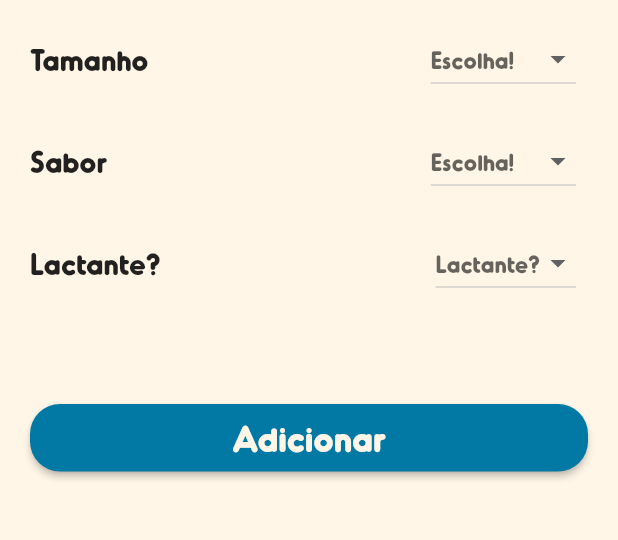
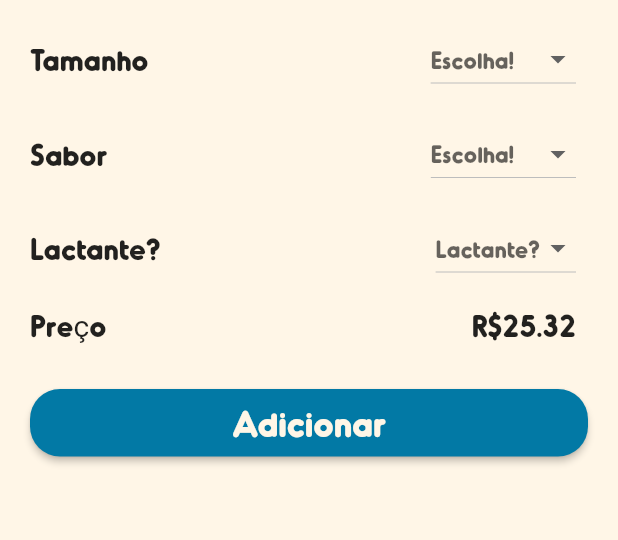
Before and after one commit to BerPGR/flutter-chiquinho, a Flutter app: the ProductScreen screen opened directly, on a phone screen of 412 x 824 dp, the part 583-1123 px from its top. Run offline on Flutter 3.47's test engine with Material 2 defaults, Android fonts, the phone set to English and light mode, and no system bars.

Commit message:
Criado widget para limpar codigo

```diff
--- a/lib/models/sorvete.dart
+++ b/lib/models/sorvete.dart
@@ -3,14 +3,14 @@ class Sorvete {
   final String nome;
   final int categoriaId;
   final List<String> sabores;
-  final List<String>? tamanho;
+  final List<String> tamanho;
   final String imagePath;
 
   Sorvete(
       {required this.nome,
       required this.categoriaId,
       required this.sabores,
-      this.tamanho,
+      required this.tamanho,
       required this.imagePath});
 }
 
--- a/lib/screens/product_screen.dart
+++ b/lib/screens/product_screen.dart
@@ -1,6 +1,7 @@
 // ignore_for_file: public_member_api_docs, sort_constructors_first
 import 'package:chiquinho/colors/palette.dart';
 import 'package:chiquinho/product/productBackground.dart';
+import 'package:chiquinho/widgets/montar_sorvete_widget.dart';
 import 'package:flutter/material.dart';
 
 import 'package:chiquinho/models/sorvete.dart';
@@ -18,39 +19,8 @@ class ProductScreen extends StatefulWidget {
 }
 
 class _ProductScreenState extends State<ProductScreen> {
-  String _tamanhoValue = '';
-  String _saborValue = '';
-  String _lactante = '';
-  List<String> _tamanhoValues = [];
-  List<String> _saboresValues = [];
-  List<String> _opcaoLactante = ['Sim', 'Não'];
-
-  Color _buttonBackground(int index) {
-    Color color;
-    if (index == 0) {
-      color = Color(0xFF0279A5);
-    } else if (index == 1) {
-      color = Color(0xFF62184D);
-    } else if (index == 2) {
-      color = Colors.green;
-    } else if (index == 3) {
-      color = Color(0xFFF3BCC2);
-    } else if (index == 4) {
-      color = Color(0xFF90D3ED);
-    } else if (index == 5) {
-      color = Color(0xFFFFD082);
-    } else {
-      color = Colors.green;
-    }
-    return color;
-  }
-
   @override
   Widget build(BuildContext context) {
-    setState(() {
-      _saboresValues = widget.sorvete.sabores;
-      _tamanhoValues = widget.sorvete.tamanho!;
-    });
     return Scaffold(
       body: Stack(
         children: [
@@ -114,7 +84,9 @@ class _ProductScreenState extends State<ProductScreen> {
                   SizedBox(
                     height: 40,
                   ),
-                  _montarChiquinho()
+                  MontarChiquinhoWidget(
+                    sorvete: widget.sorvete,
+                  )
                 ],
               ),
             ),
@@ -123,157 +95,4 @@ class _ProductScreenState extends State<ProductScreen> {
       ),
     );
   }
-
-  Widget _montarChiquinho() {
-    return Padding(
-      padding: EdgeInsets.symmetric(horizontal: 20),
-      child: Column(
-        children: [
-          Row(
-            mainAxisAlignment: MainAxisAlignment.start,
-            children: [
-              Text(
-                'Monte seu chiquinho!',
-                style: TextStyle(fontSize: 26, color: Color(0xFF303030)),
-              ),
-            ],
-          ),
-          SizedBox(
-            height: 25,
-          ),
-          Column(
-            children: [
-              Row(
-                mainAxisAlignment: MainAxisAlignment.spaceBetween,
-                children: [
-                  Text(
-                    'Tamanho',
-                    style: TextStyle(fontSize: 20),
-                  ),
-                  SizedBox(
-                    height: 2,
-                  ),
-                  Padding(
-                    padding: const EdgeInsets.only(right: 8),
-                    child: DropdownButton<String>(
-                      elevation: 8,
-                      hint: Text('Escolha!'),
-                      value: _tamanhoValue.isNotEmpty ? _tamanhoValue : null,
-                      onChanged: (value) {
-                        setState(() {
-                          _tamanhoValue = value!.toString();
-                        });
-                      },
-                      items: _tamanhoValues.map(
-                        (String value) {
-                          return DropdownMenuItem(
-                            value: value,
-                            child: Text(value),
-                          );
-                        },
-                      ).toList(),
-                    ),
-                  ),
-                ],
-              ),
-              SizedBox(
-                height: 20,
-              ),
-              Row(
-                mainAxisAlignment: MainAxisAlignment.spaceBetween,
-                children: [
-                  Text(
-                    'Sabor',
-                    style: TextStyle(fontSize: 20),
-                  ),
-                  SizedBox(
-                    height: 5,
-                  ),
-                  Padding(
-                    padding: const EdgeInsets.only(right: 8),
-                    child: DropdownButton(
-                      elevation: 8,
-                      hint: Text('Escolha!'),
-                      value: _saborValue.isNotEmpty ? _saborValue : null,
-                      onChanged: (value) {
-                        setState(() {
-                          _saborValue = value!.toString();
-                        });
-                      },
-                      items: _saboresValues.map(
-                        (String value) {
-                          return DropdownMenuItem(
-                            value: value,
-                            child: Text(value),
-                          );
-                        },
-                      ).toList(),
-                    ),
-                  ),
-                ],
-              ),
-              SizedBox(
-                height: 20,
-              ),
-              Row(
-                mainAxisAlignment: MainAxisAlignment.spaceBetween,
-                children: [
-                  Text(
-                    'Lactante?',
-                    style: TextStyle(fontSize: 20),
-                  ),
-                  Padding(
-                    padding: EdgeInsets.only(right: 8),
-                    child: DropdownButton(
-                      elevation: 8,
-                      hint: Text('Lactante?'),
-                      value: _lactante.isNotEmpty ? _lactante : null,
-                      onChanged: (value) {
-                        setState(() {
-                          _lactante = value!.toString();
-                        });
-                      },
-                      items: _opcaoLactante.map(
-                        (String value) {
-                          return DropdownMenuItem(
-                            value: value,
-                            child: Text(value),
-                          );
-                        },
-                      ).toList(),
-                    ),
-                  ),
-                ],
-              ),
-              Container(
-                height: 45,
-                width: MediaQuery.of(context).size.width,
-                margin: EdgeInsets.only(top: 70),
-                child: ElevatedButton(
-                  style: ElevatedButton.styleFrom(
-                    backgroundColor:
-                        _buttonBackground(widget.sorvete.categoriaId),
-                    shape: RoundedRectangleBorder(
-                      borderRadius: BorderRadius.circular(20),
-                    ),
-                  ),
-                  onPressed: () {},
-                  child: Text(
-                    'Adicionar',
-                    style: TextStyle(
-                        fontSize: 24,
-                        color: widget.sorvete.categoriaId == 0 ||
-                                widget.sorvete.categoriaId == 1 ||
-                                widget.sorvete.categoriaId == 2
-                            ? Palette.scaffoldBackground
-                            : Color(0xFFF303030)),
-                  ),
-                ),
-              ),
-            ],
-          ),
-        ],
-      ),
-    );
-  }
 }
--- /dev/null
+++ b/lib/widgets/montar_sorvete_widget.dart
@@ -0,0 +1,225 @@
+// ignore_for_file: public_member_api_docs, sort_constructors_first
+import 'package:chiquinho/colors/palette.dart';
+import 'package:chiquinho/models/sorvete.dart';
+import 'package:flutter/material.dart';
+import 'package:flutter/src/widgets/container.dart';
+import 'package:flutter/src/widgets/framework.dart';
+
+class MontarChiquinhoWidget extends StatefulWidget {
+  final Sorvete sorvete;
+  const MontarChiquinhoWidget({
+    Key? key,
+    required this.sorvete,
+  }) : super(key: key);
+
+  @override
+  State<MontarChiquinhoWidget> createState() => _MontarChiquinhoWidgetState();
+}
+
+class _MontarChiquinhoWidgetState extends State<MontarChiquinhoWidget> {
+  String _tamanhoValue = '';
+  String _saborValue = '';
+  String _lactante = '';
+  double preco = 25.32;
+  List<String> _tamanhoValues = [];
+  List<String> _saboresValues = [];
+  List<String> _opcaoLactante = ['Sim', 'Não'];
+
+  Color _buttonBackground(int index) {
+    Color color;
+    if (index == 0) {
+      color = Color(0xFF0279A5);
+    } else if (index == 1) {
+      color = Color(0xFF62184D);
+    } else if (index == 2) {
+      color = Colors.green;
+    } else if (index == 3) {
+      color = Color(0xFFF3BCC2);
+    } else if (index == 4) {
+      color = Color(0xFF90D3ED);
+    } else if (index == 5) {
+      color = Color(0xFFFFD082);
+    } else {
+      color = Colors.green;
+    }
+    return color;
+  }
+
+  @override
+  Widget build(BuildContext context) {
+    setState(() {
+      _tamanhoValues = widget.sorvete.tamanho;
+      _saboresValues = widget.sorvete.sabores;
+    });
+    return Padding(
+      padding: EdgeInsets.symmetric(horizontal: 20),
+      child: Column(
+        children: [
+          Row(
+            mainAxisAlignment: MainAxisAlignment.start,
+            children: [
+              Text(
+                'Monte seu chiquinho!',
+                style: TextStyle(fontSize: 26, color: Color(0xFF303030)),
+              ),
+            ],
+          ),
+          SizedBox(
+            height: 25,
+          ),
+          Column(
+            children: [
+              Row(
+                mainAxisAlignment: MainAxisAlignment.spaceBetween,
+                children: [
+                  Text(
+                    'Tamanho',
+                    style: TextStyle(fontSize: 20),
+                  ),
+                  SizedBox(
+                    height: 2,
+                  ),
+                  Padding(
+                    padding: const EdgeInsets.only(right: 8),
+                    child: DropdownButton<String>(
+                      elevation: 8,
+                      hint: Text('Escolha!'),
+                      value: _tamanhoValue.isNotEmpty ? _tamanhoValue : null,
+                      onChanged: (value) {
+                        setState(() {
+                          _tamanhoValue = value!.toString();
+                        });
+                      },
+                      items: _tamanhoValues.map(
+                        (String value) {
+                          return DropdownMenuItem(
+                            value: value,
+                            child: Text(value),
+                          );
+                        },
+                      ).toList(),
+                    ),
+                  ),
+                ],
+              ),
+              SizedBox(
+                height: 15,
+              ),
+              Row(
+                mainAxisAlignment: MainAxisAlignment.spaceBetween,
+                children: [
+                  Text(
+                    'Sabor',
+                    style: TextStyle(fontSize: 20),
+                  ),
+                  SizedBox(
+                    height: 5,
+                  ),
+                  Padding(
+                    padding: const EdgeInsets.only(right: 8),
+                    child: DropdownButton(
+                      elevation: 8,
+                      hint: Text('Escolha!'),
+                      value: _saborValue.isNotEmpty ? _saborValue : null,
+                      onChanged: (value) {
+                        setState(() {
+                          _saborValue = value!.toString();
+                        });
+                      },
+                      items: _saboresValues.map(
+                        (String value) {
+                          return DropdownMenuItem(
+                            value: value,
+                            child: Text(value),
+                          );
+                        },
+                      ).toList(),
+                    ),
+                  ),
+                ],
+              ),
+              SizedBox(
+                height: 15,
+              ),
+              Row(
+                mainAxisAlignment: MainAxisAlignment.spaceBetween,
+                children: [
+                  Text(
+                    'Lactante?',
+                    style: TextStyle(fontSize: 20),
+                  ),
+                  Padding(
+                    padding: EdgeInsets.only(right: 8),
+                    child: DropdownButton(
+                      elevation: 8,
+                      hint: Text('Lactante?'),
+                      value: _lactante.isNotEmpty ? _lactante : null,
+                      onChanged: (value) {
+                        setState(() {
+                          _lactante = value!.toString();
+                        });
+                      },
+                      items: _opcaoLactante.map(
+                        (String value) {
+                          return DropdownMenuItem(
+                            value: value,
+                            child: Text(value),
+                          );
+                        },
+                      ).toList(),
+                    ),
+                  ),
+                ],
+              ),
+              SizedBox(
+                height: 15,
+              ),
+              Row(
+                mainAxisAlignment: MainAxisAlignment.spaceBetween,
+                children: [
+                  Text(
+                    'Preço',
+                    style: TextStyle(fontSize: 20),
+                  ),
+                  Padding(
+                    padding: EdgeInsets.only(right: 8),
+                    child: Text(
+                      'R\$${preco.toStringAsFixed(2)}',
+                      style: TextStyle(fontSize: 20),
+                    ),
+                  )
+                ],
+              ),
+              Container(
+                height: 45,
+                width: MediaQuery.of(context).size.width,
+                margin: EdgeInsets.only(top: 30),
+                child: ElevatedButton(
+                  style: ElevatedButton.styleFrom(
+                    backgroundColor:
+                        _buttonBackground(widget.sorvete.categoriaId),
+                    shape: RoundedRectangleBorder(
+                      borderRadius: BorderRadius.circular(20),
+                    ),
+                  ),
+                  onPressed: () {},
+                  child: Text(
+                    'Adicionar',
+                    style: TextStyle(
+                        fontSize: 24,
+                        color: widget.sorvete.categoriaId == 0 ||
+                                widget.sorvete.categoriaId == 1 ||
+                                widget.sorvete.categoriaId == 2
+                            ? Palette.scaffoldBackground
+                            : Color(0xFFF303030)),
+                  ),
+                ),
+              ),
+            ],
+          ),
+        ],
+      ),
+    );
+    ;
+  }
+}
```
